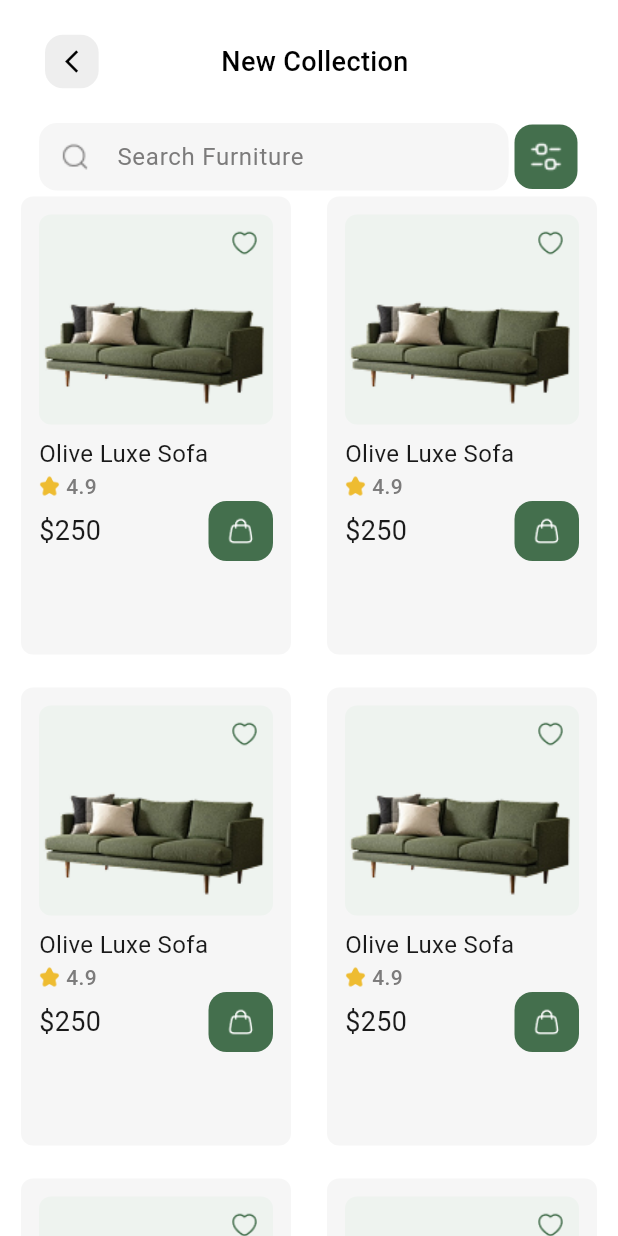
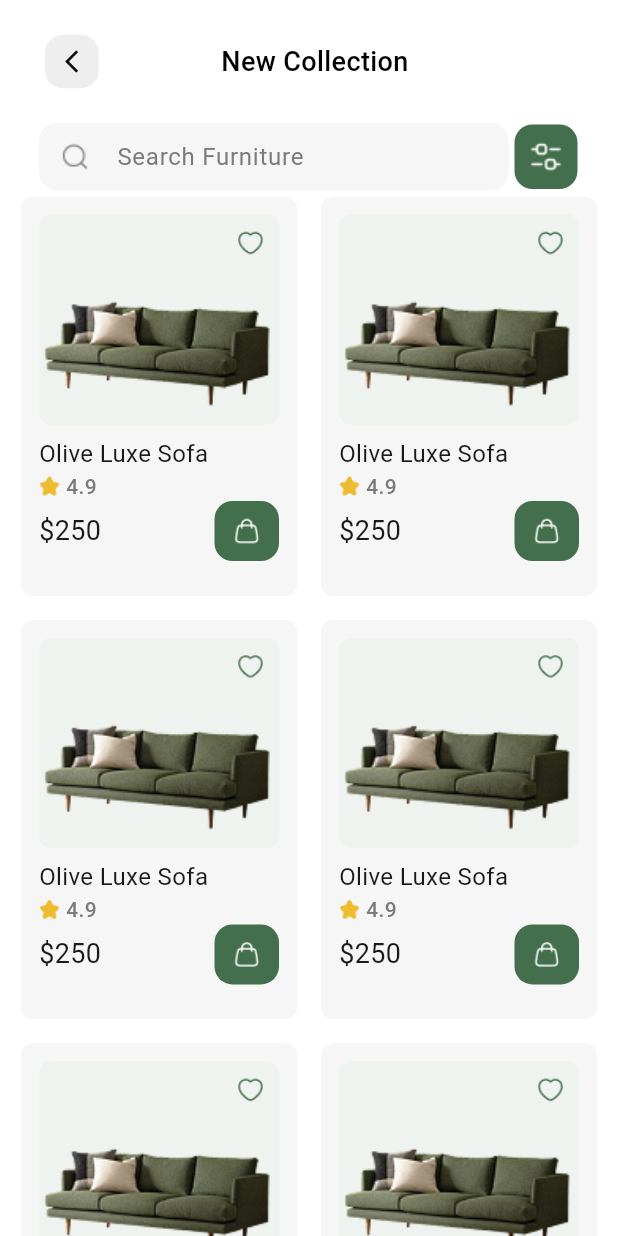
Before and after one commit to FarhaAhmed21/Decora, a Flutter app: the NewCollectionScreen screen opened directly, on a phone screen of 412 x 824 dp. Run offline on Flutter 3.47's test engine with Material 3 defaults, Android fonts, the phone set to English and light mode, and no system bars; our stand-ins replace flutter_bloc, lottie; Roboto replaces fonts that are missing (Montserratt).

Commit message:
Update grid layout in NewCollectionScreen and OffersScreen for improved spacing and aspect ratio

```diff
--- a/lib/src/features/new_collection/new_collection_screen.dart
+++ b/lib/src/features/new_collection/new_collection_screen.dart
@@ -21,10 +21,10 @@ class NewCollectionScreen extends StatelessWidget {
             const CustomSearchBar(),
             Expanded(child: GridView.builder(
               gridDelegate: const SliverGridDelegateWithFixedCrossAxisCount(
-                crossAxisCount: 2,
-                mainAxisSpacing: 14,
-                crossAxisSpacing: 16,
-                childAspectRatio: 0.6,
+               crossAxisCount: 2,
+                  childAspectRatio: 0.70,
+                      mainAxisSpacing: 8,
+                      crossAxisSpacing: 8,
               ),
               itemCount: 10,
               itemBuilder: (context, index) {
--- a/lib/src/features/offers/offers_screen.dart
+++ b/lib/src/features/offers/offers_screen.dart
@@ -22,9 +22,9 @@ class OffersScreen extends StatelessWidget {
             Expanded(child: GridView.builder(
               gridDelegate: const SliverGridDelegateWithFixedCrossAxisCount(
                  crossAxisCount: 2,
-                mainAxisSpacing: 14,
-                crossAxisSpacing: 16,
-                childAspectRatio: 0.6,
+                  childAspectRatio: 0.70,
+                      mainAxisSpacing: 8,
+                      crossAxisSpacing: 8,
               ),
               itemCount: 10,
               itemBuilder: (context, index) {
```
